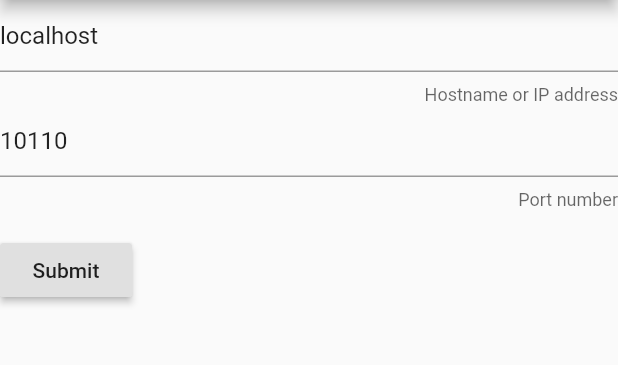
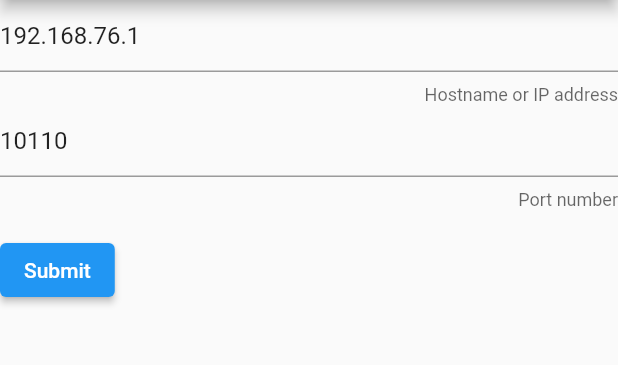
Before and after one commit to jamesdalby/jamais, a Flutter app: the screen it shows after launch, in the side drawer, after a tap on "Communications", on a phone screen of 412 x 824 dp, the part 84-449 px from its top. Run offline on Flutter 3.47's test engine with Material 2 defaults, Android fonts, the phone set to English and light mode, and no system bars; our stand-ins replace google_maps_flutter, shared_preferences, sqflite, sqflite_common; missing offline and left inert: ais; accounts and stored records are empty.

```diff
--- a/lib/main.dart
+++ b/lib/main.dart
@@ -192,7 +192,7 @@ class AISSharedPreferences {
   static Future<AISSharedPreferences> instance() async {
     _prefs = await SharedPreferences.getInstance();
     return AISSharedPreferences(
-        _prefs.get(aisHost) ?? 'localhost',
+        _prefs.get(aisHost) ?? '192.168.76.1',
         _prefs.get(aisPort) ?? 10110,
         _prefs.get(aisCPA),
         _prefs.get(aisTCPA),
@@ -759,7 +759,7 @@ class _CommsSettingsState extends State<CommsSettings> {
 
               Padding(
                 padding: const EdgeInsets.symmetric(vertical: 16.0),
-                child: RaisedButton(
+                child: ElevatedButton(
                   onPressed: () {
                     if (_formKey.currentState.validate() == true) {
                       Navigator.of(context).pop(this);
@@ -900,7 +900,7 @@ class _AISSettingsState extends State<AISSettings>{
             ),
             Padding(
               padding: const EdgeInsets.symmetric(vertical: 16.0),
-              child: RaisedButton(
+              child: ElevatedButton(
                 onPressed: () {
                   if (_formKey.currentState.validate() == true) {
                     Navigator.of(context).pop(this);
--- a/pubspec.yaml
+++ b/pubspec.yaml
@@ -9,17 +9,19 @@ dependencies:
   flutter:
     sdk: flutter
   shared_preferences:
-  cupertino_icons: ^0.1.2
+  cupertino_icons: ^1.0.5
   scoped_model:
   nmea:
     git:
       url: https://github.com/jamesdalby/nmea.git
+      ref: master
   ais:
     git:
       url: https://github.com/jamesdalby/ais.git
+      ref: master
   vector_math:
   sqflite:
-  google_maps_flutter: ^0.5.30
+  google_maps_flutter: ^2.2.1
 
 dev_dependencies:
   flutter_test:
```
Also changed, not shown: 1 other file.
